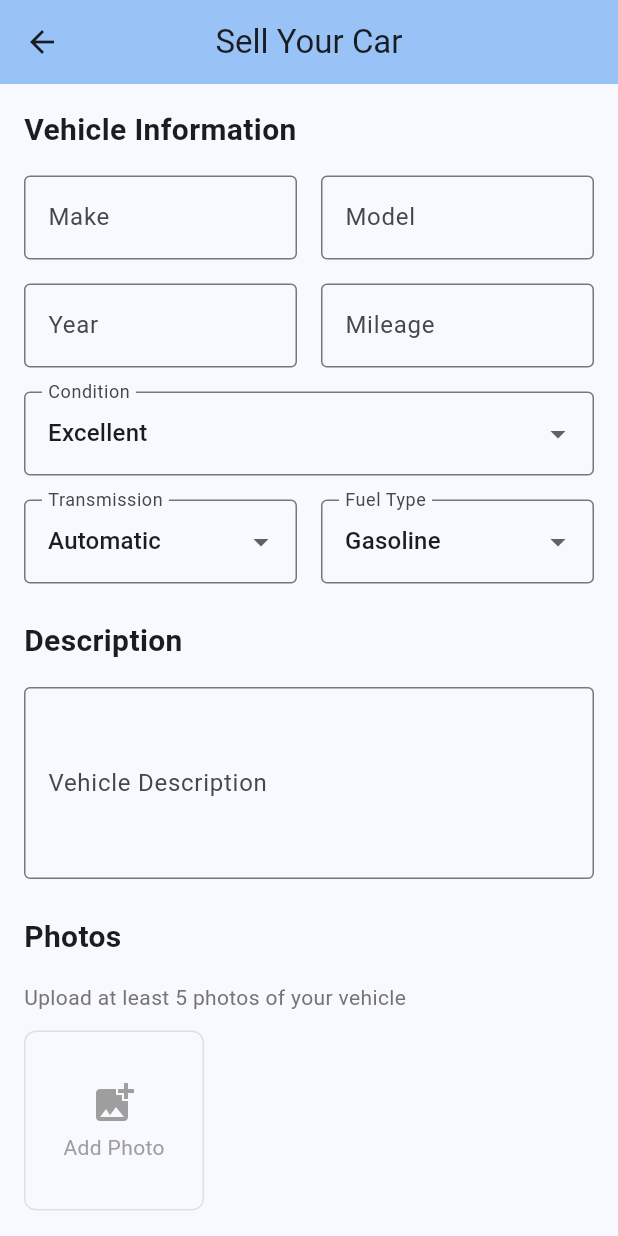
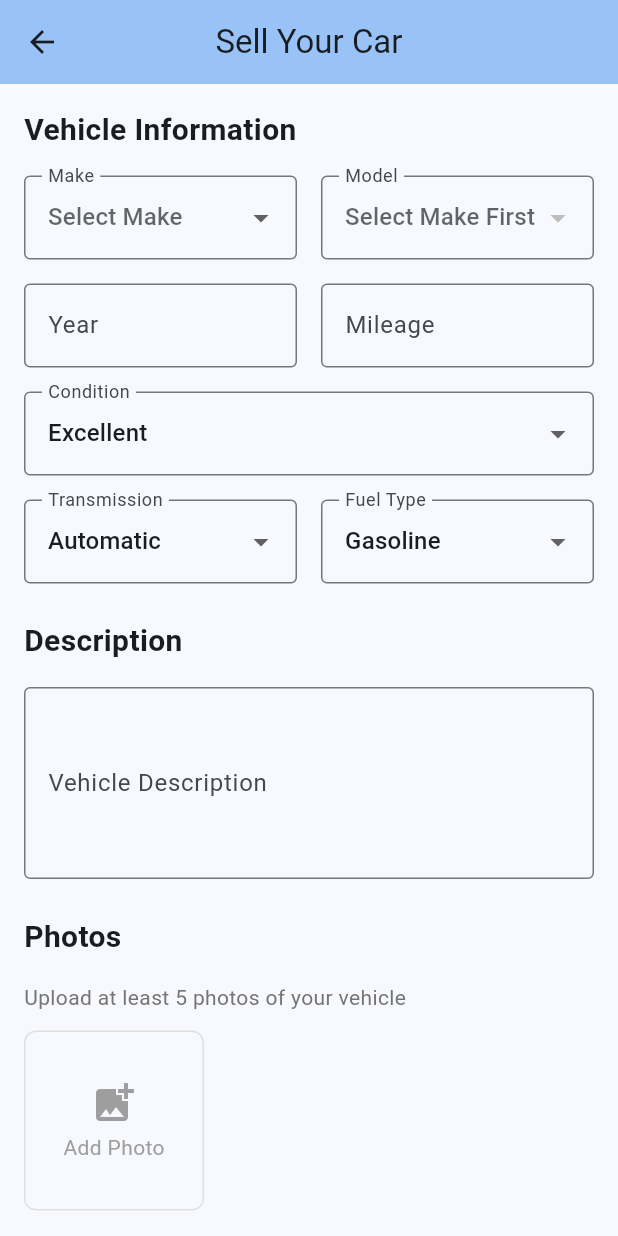
Before and after one commit to serviceapp225/ARO, a Flutter app: the SellCarScreen screen opened by its route, on a phone screen of 412 x 824 dp. Run offline on Flutter 3.47's test engine with Material 3 defaults, Android fonts, the phone set to English and light mode, and no system bars.

Commit message:
Enable users to select car model based on the chosen car brand
Implement dropdown menus for car make and model selection in SellCarScreen.

Replit-Commit-Author: Agent
Replit-Commit-Session-Id: 4946345d-ac99-4a2f-915c-6c0cb7f43d87
Replit-Commit-Screenshot-Url: https://storage.googleapis.com/screenshot-production-us-central1/d8a15fc1-aa9c-422e-afb1-9506fa80f861/8fdf35ee-e079-45be-a295-9f363f5ef175.jpg

```diff
--- a/autoauction_flutter/lib/screens/sell_car_screen.dart
+++ b/autoauction_flutter/lib/screens/sell_car_screen.dart
@@ -59,26 +59,47 @@ class _SellCarScreenState extends State<SellCarScreen> {
               Row(
                 children: [
                   Expanded(
-                    child: TextFormField(
-                      controller: _makeController,
+                    child: DropdownButtonFormField<String>(
+                      value: _selectedMake,
                       decoration: const InputDecoration(
                         labelText: 'Make',
                         border: OutlineInputBorder(),
-                        hintText: 'e.g. BMW',
                       ),
-                      validator: (value) => value?.isEmpty ?? true ? 'Required' : null,
+                      hint: const Text('Select Make'),
+                      items: CarData.carMakes.map((make) => DropdownMenuItem(
+                        value: make,
+                        child: Text(make),
+                      )).toList(),
+                      onChanged: (value) {
+                        setState(() {
+                          _selectedMake = value;
+                          _selectedModel = null; // Reset model when make changes
+                        });
+                      },
+                      validator: (value) => value == null ? 'Required' : null,
                     ),
                   ),
                   const SizedBox(width: 16),
                   Expanded(
-                    child: TextFormField(
-                      controller: _modelController,
+                    child: DropdownButtonFormField<String>(
+                      value: _selectedModel,
                       decoration: const InputDecoration(
                         labelText: 'Model',
                         border: OutlineInputBorder(),
-                        hintText: 'e.g. X5',
                       ),
-                      validator: (value) => value?.isEmpty ?? true ? 'Required' : null,
+                      hint: Text(_selectedMake == null ? 'Select Make First' : 'Select Model'),
+                      items: _selectedMake == null
+                        ? null
+                        : CarData.getModelsForMake(_selectedMake!).map((model) => DropdownMenuItem(
+                            value: model,
+                            child: Text(model),
+                          )).toList(),
+                      onChanged: _selectedMake == null ? null : (value) {
+                        setState(() {
+                          _selectedModel = value;
+                        });
+                      },
+                      validator: (value) => value == null ? 'Required' : null,
                     ),
                   ),
                 ],
```
